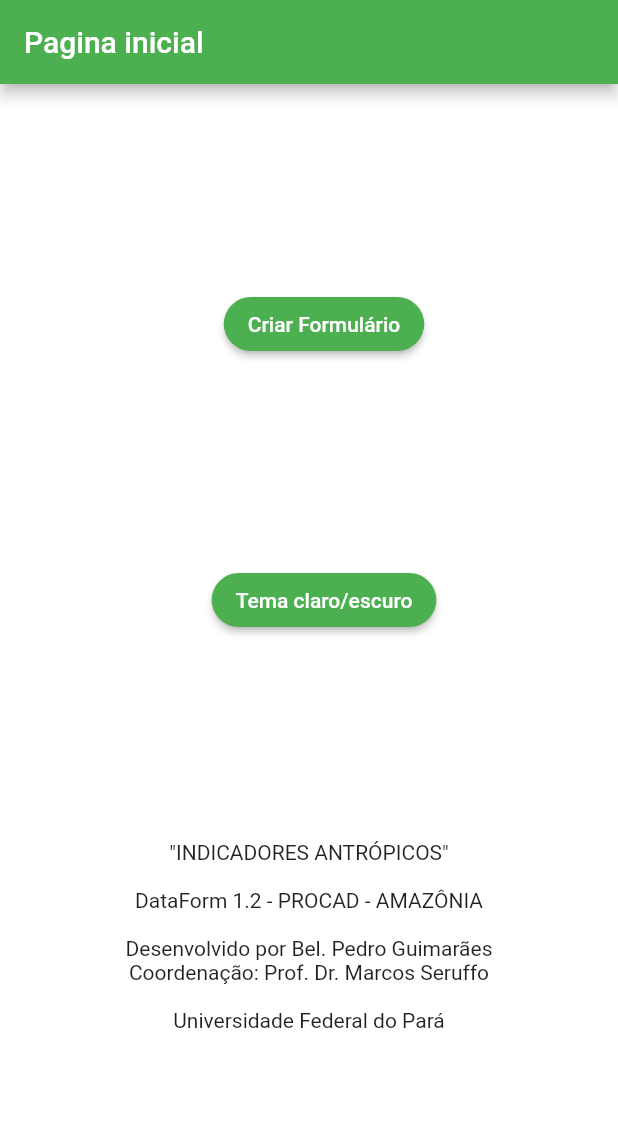
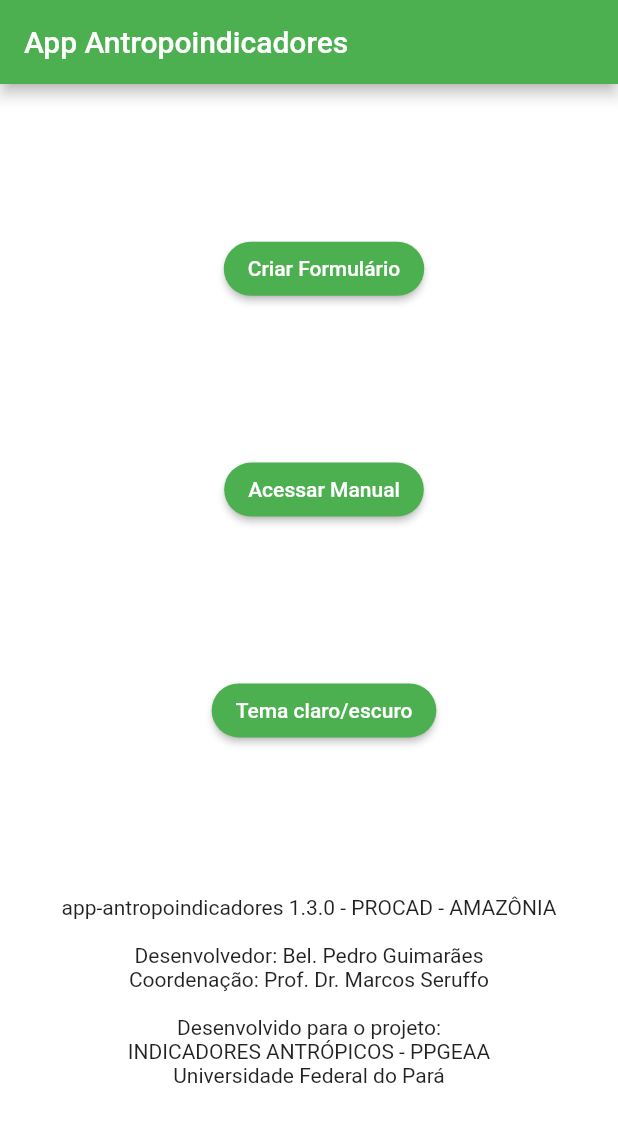
Before and after one commit to PHVGuimaraes-dev/app-antropoindicadores, a Flutter app: the screen it shows after launch, on a phone screen of 412 x 824 dp. Shown: the top 1122 px of the screen. Run offline on Flutter 3.47's test engine with Material 2 defaults, Android fonts, the phone set to English and light mode, and no system bars; our stand-ins replace adaptive_theme, csv, flutter_riverpod, permission_handler; missing offline and left inert: shared_preferences_web.

Commit message:
Storage methods and layout update

```diff
--- a/lib/home_page.dart
+++ b/lib/home_page.dart
@@ -30,7 +30,7 @@ class HomePageState extends State<HomePage>{
   Widget build(BuildContext context){
     return Scaffold(
       appBar: AppBar(
-        title: const Text('Pagina inicial'),
+        title: const Text('App Antropoindicadores'),
         backgroundColor: Theme.of(context).primaryColor,
       ),
       body: Column(
@@ -41,13 +41,12 @@ class HomePageState extends State<HomePage>{
             child: ElevatedButton(
               child: const Text('Criar Formulário',
                   textAlign: TextAlign.justify),
+
               onPressed: () async{
-                //permissions here
+
                 await Permission.storage.request();
                 await Permission.manageExternalStorage.request();
-                //moved to data_storage
-                //storage.headCSV();
-                //matrizHead.add(head);
+
                 DataStorage().createCSV();
                 Navigator.pushNamed(context, '/rota1');
               },
@@ -57,6 +56,24 @@ class HomePageState extends State<HomePage>{
               ),
             ),
           ), // Criar Form.
+
+          Container(
+            padding: const EdgeInsets.only(left: 100.0, right: 80.0),
+            child: ElevatedButton(
+              child: const Text("Acessar Manual"),
+              style: ElevatedButton.styleFrom(
+                backgroundColor: Theme.of(context).primaryColor,
+                shape: const StadiumBorder(),
+              ),
+
+              onPressed: () async{
+                await Permission.storage.request();
+                DataStorage().acessManual();
+                ScaffoldMessenger.of(context).showSnackBar(const SnackBar(
+                    content: Text("Manual disponível na pasta 'Documentos'")));
+              },
+            ),
+          ),
 
           Container(
             padding: const EdgeInsets.only(left: 100.0, right: 80.0),
@@ -75,10 +92,11 @@ class HomePageState extends State<HomePage>{
 
           Container(
             child: const Text(
-              '"INDICADORES ANTRÓPICOS"  \n\n'
-                  'DataForm 1.2 - PROCAD - AMAZÔNIA \n\n'
-                  'Desenvolvido por Bel. Pedro Guimarães \n'
+              'app-antropoindicadores 1.3.0 - PROCAD - AMAZÔNIA \n\n'
+                  'Desenvolvedor: Bel. Pedro Guimarães \n'
                   'Coordenação: Prof. Dr. Marcos Seruffo\n\n'
+                  'Desenvolvido para o projeto: \n'
+                  'INDICADORES ANTRÓPICOS - PPGEAA  \n'
                   'Universidade Federal do Pará',
               textAlign: TextAlign.center,
             ),
--- a/pubspec.yaml
+++ b/pubspec.yaml
@@ -15,7 +15,7 @@ publish_to: 'none' # Remove this line if you wish to publish to pub.dev
 # In iOS, build-name is used as CFBundleShortVersionString while build-number used as CFBundleVersion.
 # Read more about iOS versioning at
 # https://developer.apple.com/library/archive/documentation/General/Reference/InfoPlistKeyReference/Articles/CoreFoundationKeys.html
-version: 1.2.1+5
+version: 1.3.0+6
 
 environment:
   sdk: ">=3.0.0 <4.0.0"
@@ -45,6 +45,7 @@ dependencies:
   freezed: ^2.3.5
   path_provider: ^2.0.6
   permission_handler: ^10.3.0
+  open_file: ^3.3.2
 
 dev_dependencies:
   flutter_test:
@@ -71,6 +72,7 @@ flutter:
   # To add assets to your application, add an assets section, like this:
   assets:
     - assets/questions.json
+    - assets/INDICADORES_ANTROPICOS-Manual_do_Usuário_e_Guia_de_Campo v2.pdf
   #   - images/a_dot_burr.jpeg
   #   - images/a_dot_ham.jpeg
 
```
Also changed, not shown: lib/data_storage.dart (+14 -1 lines), pubspec.lock, 2 other files.
